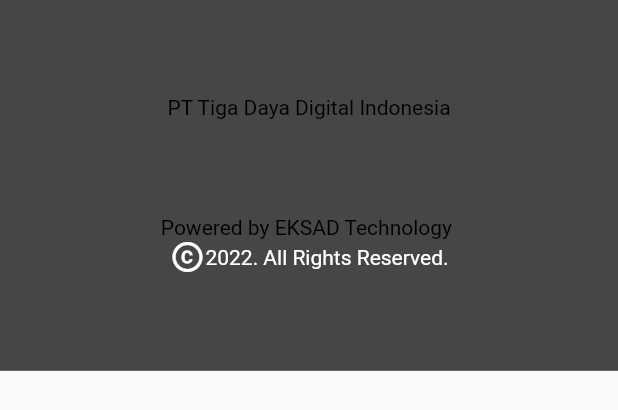
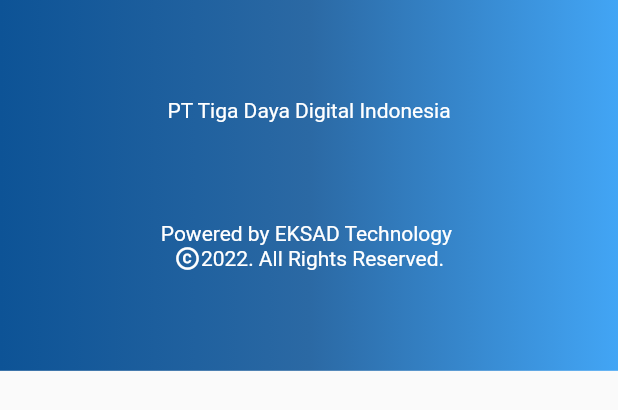
Before and after one commit to fahrur06/protalent, a Flutter app: the Footer widget shown alone on an empty page, opened directly, on a phone screen of 412 x 824 dp. Shown: the top 410 px of the screen. Run offline on Flutter 3.47's test engine with Material 2 defaults, Android fonts, the phone set to English and light mode, and no system bars; our stand-ins replace flip_card, google_fonts; missing offline and left inert: easy_table, side_navigation.

Commit message:
add footer: public

```diff
--- a/lib/public/footer.dart
+++ b/lib/public/footer.dart
@@ -9,50 +9,42 @@ class Footer extends StatefulWidget {
 
 class _FooterState extends State<Footer> {
   @override
-
   Widget build(BuildContext context) {
     var screenSize = MediaQuery.of(context).size;
     return Container(
-          height: screenSize.height*0.3,
-          color: const Color.fromARGB(255, 70, 70, 70),
+      height: screenSize.height * 0.3,
+      decoration: const BoxDecoration(
+          gradient: LinearGradient(colors: <Color>[
+            Color(0xFF0D5396),
+            Color(0xFF2B69A4),
+            Color(0xFF42A5F5),
+      ])),
       child: Column(
         children: [
-              const Spacer(
-                  flex: 1),
-              const Text(
-                  "PT Tiga Daya Digital Indonesia",
+          const Spacer(flex: 1),
+          const Text("PT Tiga Daya Digital Indonesia",
               style: TextStyle(
-                    color: Colors.black,
+                color: Colors.white,
               )),
-              const Spacer(
-                  flex: 1),
-
-              const Text(
-                  "Powered by EKSAD Technology ",
+          const Spacer(flex: 1),
+          const Text("Powered by EKSAD Technology ",
               style: TextStyle(
-                    color: Colors.black,
+                color: Colors.white,
               )),
-
           Row(
             mainAxisAlignment: MainAxisAlignment.center,
             children: const [
-                  Icon(
-                      Icons.copyright,
-                      color: Colors.white),
-                  Text(
-                      "2022. All Rights Reserved.",
+              Icon(Icons.copyright, color: Colors.white, size: 18),
+              Text("2022. All Rights Reserved.",
                   textAlign: TextAlign.center,
                   style: TextStyle(
                     color: Colors.white,
                   )),
             ],
           ),
-              const Spacer(
-                  flex: 1),
+          const Spacer(flex: 1),
         ],
       ),
-
-
     );
   }
 }
```
Lines whose indentation alone changed are shown as unchanged.
